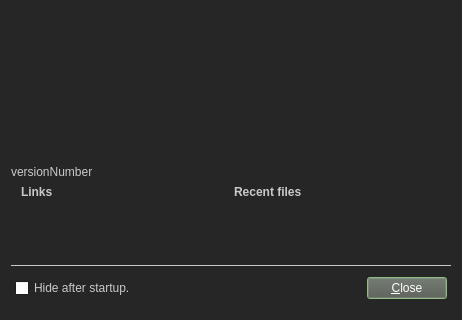
KDE/krita, file libs/ui/wdgsplash.ui: the form before one commit; both pictures show x 0 to 462 and y 138 to 458 of the 462 by 458 pixel window.
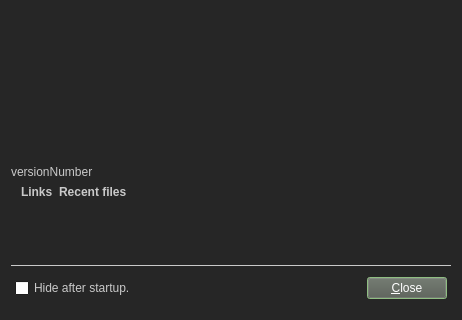
The form after the commit. Icons and pictures are not drawn.

Commit message: Fix layout of the Splash Screen to truncate tool long filenames

Diff of the .ui file:
```diff
--- a/libs/ui/wdgsplash.ui
+++ b/libs/ui/wdgsplash.ui
@@ -382,7 +382,7 @@
     </layout>
    </item>
    <item>
-    <layout class="QHBoxLayout" name="horizontalLayout">
+    <layout class="QHBoxLayout" name="horizontalLayout" stretch="0,1">
      <property name="leftMargin">
       <number>10</number>
      </property>
@@ -419,6 +419,12 @@
      </item>
      <item>
       <widget class="QLabel" name="lblRecent">
+       <property name="sizePolicy">
+        <sizepolicy hsizetype="Ignored" vsizetype="Preferred">
+         <horstretch>0</horstretch>
+         <verstretch>0</verstretch>
+        </sizepolicy>
+       </property>
        <property name="text">
         <string>&lt;html&gt;&lt;head/&gt;&lt;body&gt;&lt;p align=&quot;left&quot;&gt;&lt;span style=&quot; font-weight:600;&quot;&gt;Recent files&lt;/span&gt;&lt;/p&gt;&lt;/body&gt;&lt;/html&gt;</string>
        </property>
```
Left out of the diff: 6 changed lines with no effect on the pictures. The commit also changes 2 other files.
